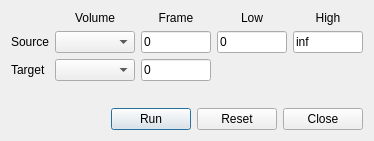
Above: freeview/DialogThresholdVolume.ui from freesurfer/freesurfer before the change. Below: the same form after it.
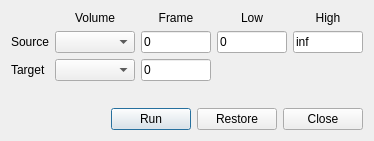
That is the form after the change.

```diff
--- a/freeview/DialogThresholdVolume.ui
+++ b/freeview/DialogThresholdVolume.ui
@@ -178,7 +178,7 @@
      <item>
       <widget class="QPushButton" name="pushButtonReset">
        <property name="text">
-        <string>Reset</string>
+        <string>Restore</string>
        </property>
       </widget>
      </item>
```
